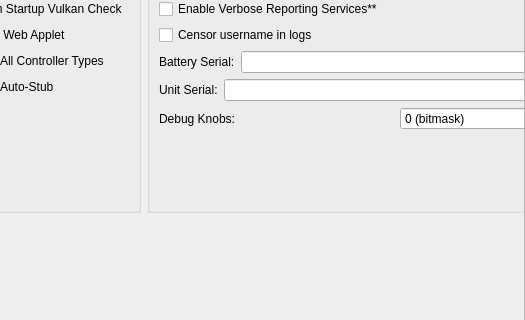
Old version of the form src/yuzu/configuration/configure_debug.ui in the repository DaveDebugs/Eden-Cpp23-Upgrade; both pictures show x 306 to 831 and y 284 to 604 of the 831 by 760 pixel window.
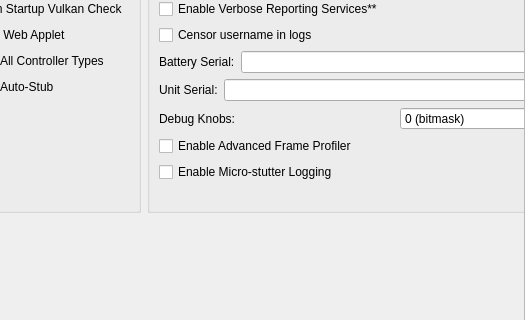
New version of the form.

Commit message: Expose debug toggles (micro-stutter logging and frame profiler) in options menu

The edit to the form file:
```diff
--- a/src/yuzu/configuration/configure_debug.ui
+++ b/src/yuzu/configuration/configure_debug.ui
@@ -698,7 +698,7 @@
            </layout>
           </widget>
          </item>
-         <item row="20" column="0">
+         <item row="22" column="0">
           <spacer name="verticalSpacer_3">
            <property name="orientation">
             <enum>Qt::Orientation::Vertical</enum>
@@ -752,7 +752,7 @@
            </property>
           </widget>
          </item>
-        </layout>
+        <item row="20" column="0"><widget class="QCheckBox" name="enable_frame_profiler"><property name="toolTip"><string>When checked, the engine records detailed frame metrics to a CSV file.</string></property><property name="text"><string>Enable Advanced Frame Profiler</string></property></widget></item><item row="21" column="0"><widget class="QCheckBox" name="enable_micro_stutter_logging"><property name="toolTip"><string>When checked, the Vulkan renderer logs heavy frametime spikes &gt;80ms.</string></property><property name="text"><string>Enable Micro-stutter Logging</string></property></widget></item></layout>
        </widget>
       </item>
      </layout>
```
Left out of the diff: 16 changed lines with no effect on the pictures. The commit also changes 5 other files.
